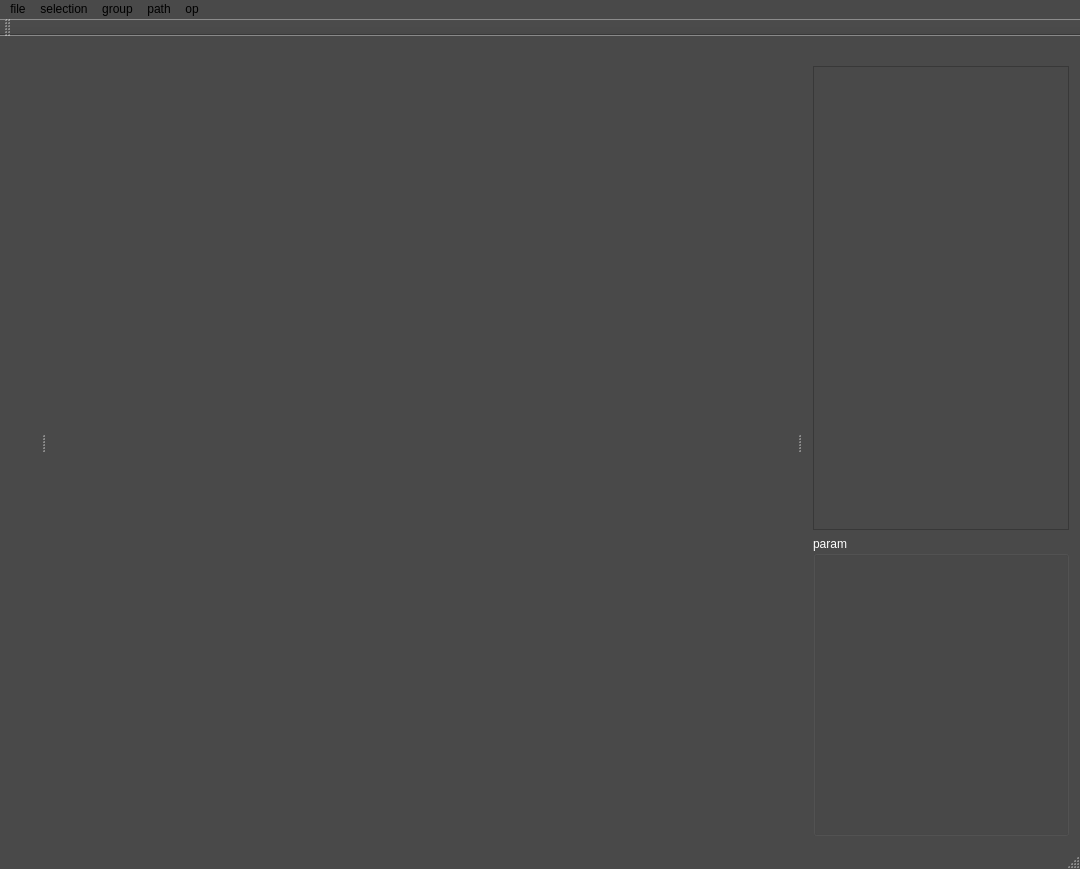
First picture: the form in sewingeditor.ui, repository dolphin-li/SewingEditor, before the edit.
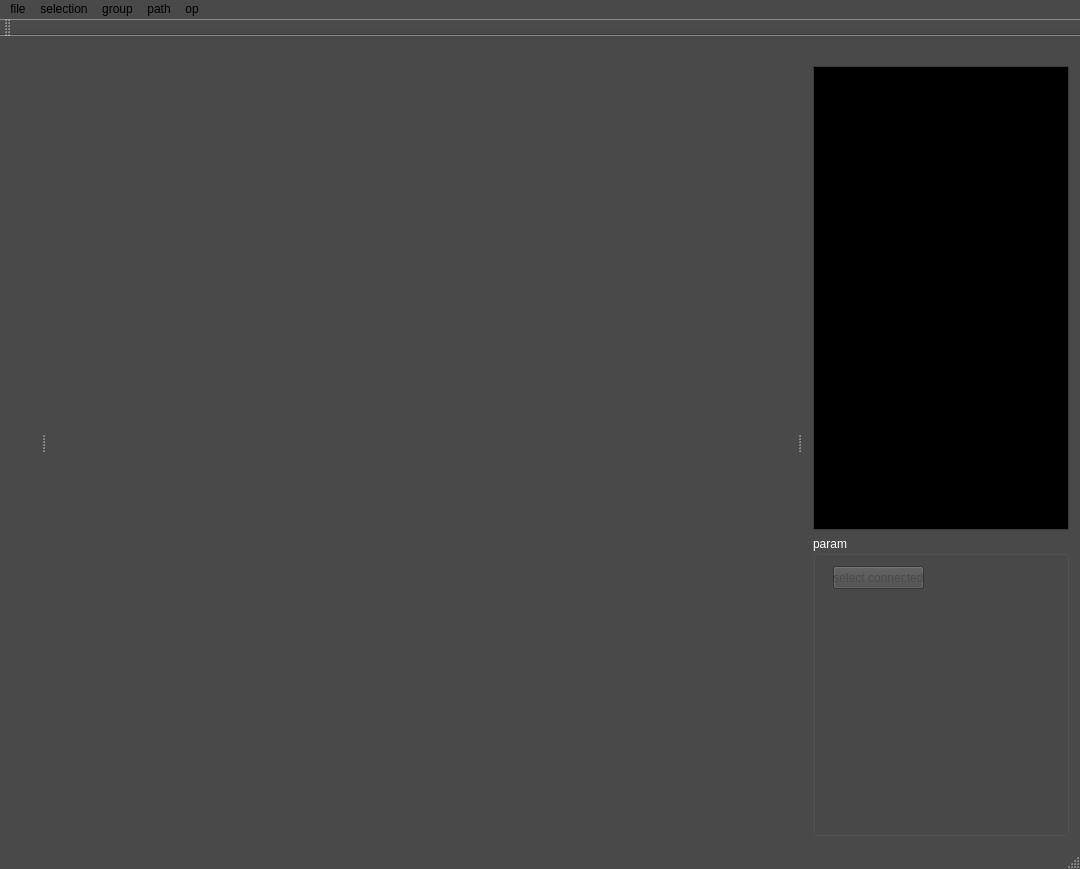
Second picture: the form after the edit. Custom widgets are drawn as their Qt base class.

The edit to the form file:
```diff
--- a/sewingeditor.ui
+++ b/sewingeditor.ui
@@ -875,7 +875,7 @@
      <item row="0" column="0">
       <widget class="QListWidget" name="listHistory">
        <property name="styleSheet">
-        <string notr="true">background-color: rgb(73, 73, 73);</string>
+        <string notr="true"/>
        </property>
       </widget>
      </item>
@@ -890,6 +890,19 @@
        <property name="title">
         <string>param</string>
        </property>
+       <widget class="QPushButton" name="pbSelectConnected">
+        <property name="geometry">
+         <rect>
+          <x>20</x>
+          <y>30</y>
+          <width>91</width>
+          <height>23</height>
+         </rect>
+        </property>
+        <property name="text">
+         <string>select connected</string>
+        </property>
+       </widget>
       </widget>
      </item>
     </layout>
```
Left out of the diff: 69 changed lines with no effect on the pictures.
